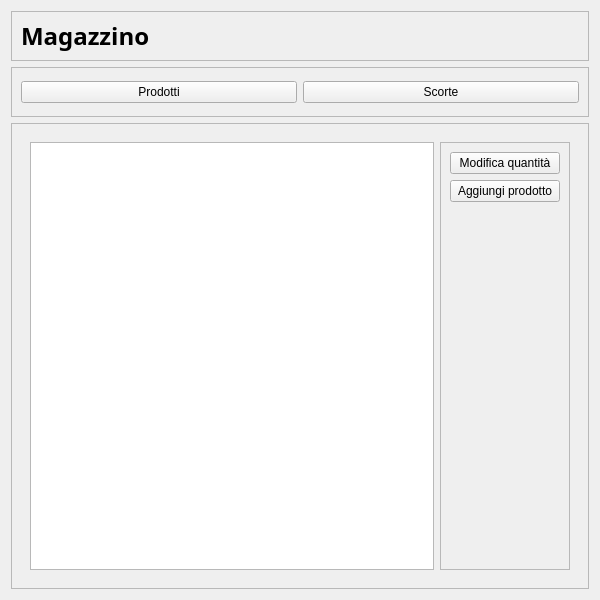
This is projectIS/listaprodotti/view/VistaMagazzino.ui in chritianchiappa/progetto_panificio as Qt 5 draws it before an edit. The edited form follows.
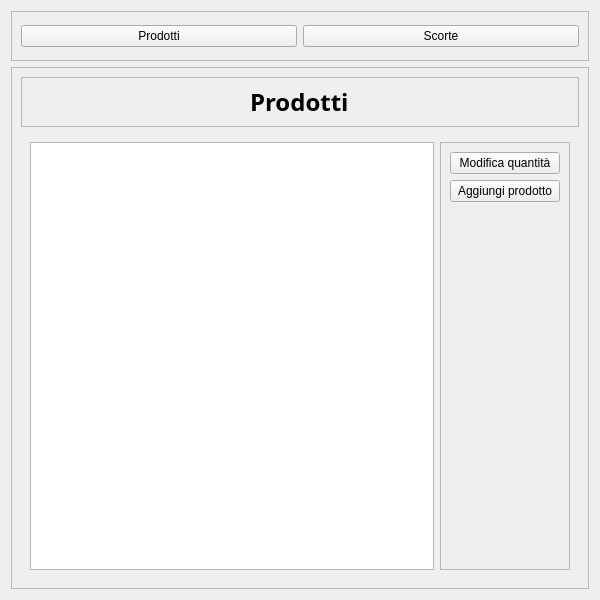
This is the edited form.

Diff of the .ui file:
```diff
--- a/projectIS/listaprodotti/view/VistaMagazzino.ui
+++ b/projectIS/listaprodotti/view/VistaMagazzino.ui
@@ -26,50 +26,6 @@
    <string>Form</string>
   </property>
   <layout class="QVBoxLayout" name="verticalLayout">
-   <item>
-    <widget class="QFrame" name="frame">
-     <property name="sizePolicy">
-      <sizepolicy hsizetype="Expanding" vsizetype="Expanding">
-       <horstretch>0</horstretch>
-       <verstretch>0</verstretch>
-      </sizepolicy>
-     </property>
-     <property name="minimumSize">
-      <size>
-       <width>0</width>
-       <height>0</height>
-      </size>
-     </property>
-     <property name="maximumSize">
-      <size>
-       <width>16777215</width>
-       <height>50</height>
-      </size>
-     </property>
-     <property name="frameShape">
-      <enum>QFrame::StyledPanel</enum>
-     </property>
-     <property name="frameShadow">
-      <enum>QFrame::Raised</enum>
-     </property>
-     <layout class="QHBoxLayout" name="horizontalLayout_5">
-      <item>
-       <widget class="QLabel" name="label">
-        <property name="font">
-         <font>
-          <family>Arial Black</family>
-          <pointsize>18</pointsize>
-          <bold>true</bold>
-         </font>
-        </property>
-        <property name="text">
-         <string>Magazzino</string>
-        </property>
-       </widget>
-      </item>
-     </layout>
-    </widget>
-   </item>
    <item>
     <widget class="QFrame" name="frame_2">
      <property name="sizePolicy">
@@ -122,7 +78,51 @@
      <property name="frameShadow">
       <enum>QFrame::Raised</enum>
      </property>
-     <layout class="QHBoxLayout" name="horizontalLayout">
+     <layout class="QVBoxLayout" name="verticalLayout_4">
+      <item>
+       <widget class="QFrame" name="frame">
+        <property name="sizePolicy">
+         <sizepolicy hsizetype="Expanding" vsizetype="Expanding">
+          <horstretch>0</horstretch>
+          <verstretch>0</verstretch>
+         </sizepolicy>
+        </property>
+        <property name="minimumSize">
+         <size>
+          <width>0</width>
+          <height>0</height>
+         </size>
+        </property>
+        <property name="maximumSize">
+         <size>
+          <width>16777215</width>
+          <height>50</height>
+         </size>
+        </property>
+        <property name="frameShape">
+         <enum>QFrame::StyledPanel</enum>
+        </property>
+        <property name="frameShadow">
+         <enum>QFrame::Raised</enum>
+        </property>
+        <layout class="QHBoxLayout" name="horizontalLayout_5">
+         <item alignment="Qt::AlignHCenter">
+          <widget class="QLabel" name="label">
+           <property name="font">
+            <font>
+             <family>Arial Black</family>
+             <pointsize>18</pointsize>
+             <bold>true</bold>
+            </font>
+           </property>
+           <property name="text">
+            <string>Prodotti</string>
+           </property>
+          </widget>
+         </item>
+        </layout>
+       </widget>
+      </item>
       <item>
        <widget class="QStackedWidget" name="stackedWidget">
         <property name="currentIndex">
```
Left out of the diff: 16 changed lines with no effect on the pictures.
